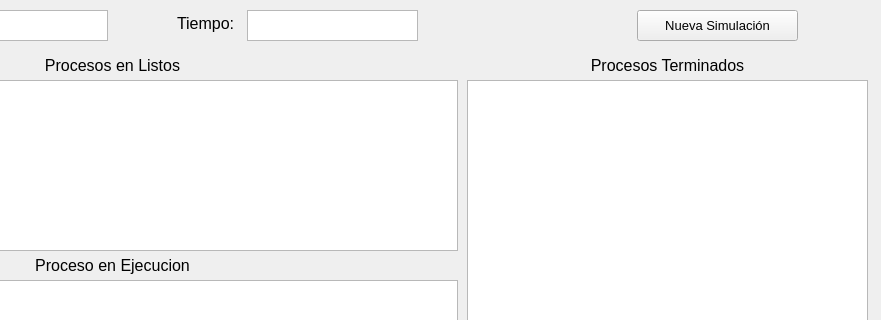
First picture: the form in Simulacion.ui, repository MasterDigimon/Sem_SO, before the edit; both pictures show x 243 to 1124 and y 0 to 320 of the 1124 by 639 pixel window.
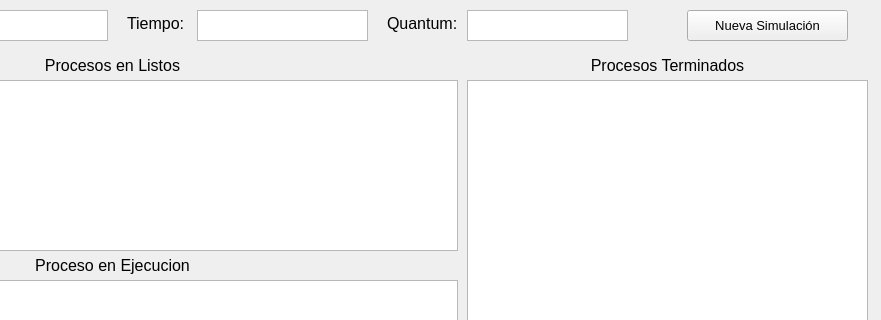
Second picture: the form after the edit.

```diff
--- a/Simulacion.ui
+++ b/Simulacion.ui
@@ -16,7 +16,7 @@
   <widget class="QPushButton" name="Nuevo_Boton">
    <property name="geometry">
     <rect>
-     <x>880</x>
+     <x>930</x>
      <y>10</y>
      <width>161</width>
      <height>31</height>
@@ -34,7 +34,7 @@
   <widget class="QLabel" name="label">
    <property name="geometry">
     <rect>
-     <x>420</x>
+     <x>370</x>
      <y>13</y>
      <width>71</width>
      <height>21</height>
@@ -52,7 +52,7 @@
   <widget class="QTextBrowser" name="Tiempo_TB">
    <property name="geometry">
     <rect>
-     <x>490</x>
+     <x>440</x>
      <y>10</y>
      <width>171</width>
      <height>31</height>
@@ -265,6 +265,34 @@
     <set>Qt::AlignCenter</set>
    </property>
   </widget>
+  <widget class="QTextBrowser" name="Quantum_TB">
+   <property name="geometry">
+    <rect>
+     <x>710</x>
+     <y>10</y>
+     <width>161</width>
+     <height>31</height>
+    </rect>
+   </property>
+  </widget>
+  <widget class="QLabel" name="label_7">
+   <property name="geometry">
+    <rect>
+     <x>630</x>
+     <y>13</y>
+     <width>71</width>
+     <height>21</height>
+    </rect>
+   </property>
+   <property name="font">
+    <font>
+     <pointsize>12</pointsize>
+    </font>
+   </property>
+   <property name="text">
+    <string>Quantum:</string>
+   </property>
+  </widget>
  </widget>
  <resources/>
  <connections/>
```
